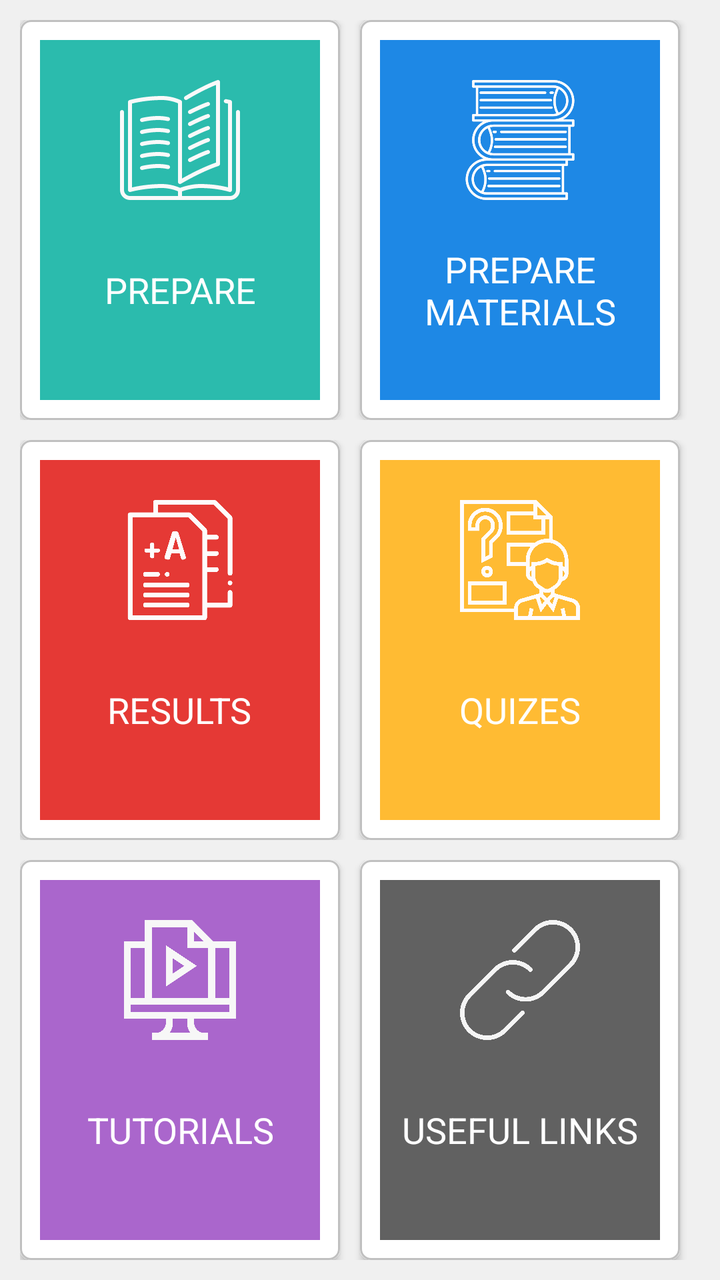
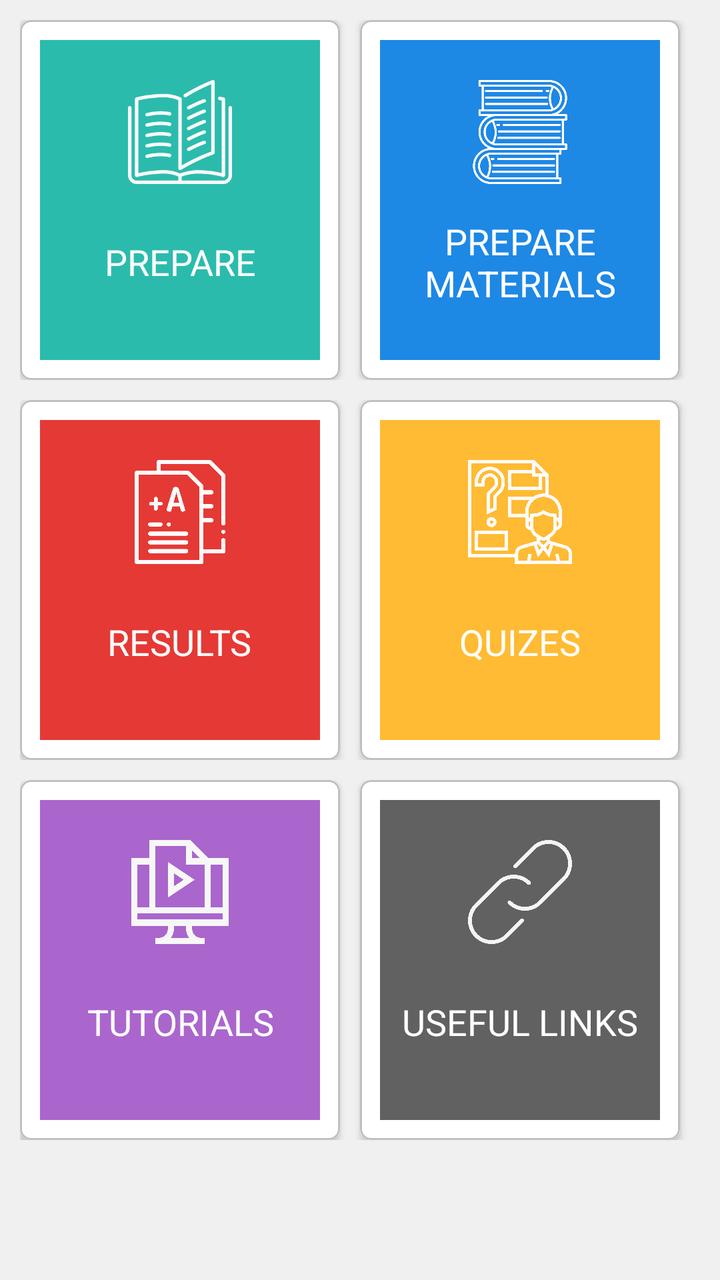

The first picture is an Android layout as it rendered before a commit; the second is the same layout after the commit. The layout source and the unified diff follow.
<!-- AndroidManifest.xml: application theme AppTheme -->
<!-- res/layout/dashboard_fragment.xml -->
<?xml version="1.0" encoding="utf-8"?>
<LinearLayout xmlns:android="http://schemas.android.com/apk/res/android"
    xmlns:app="http://schemas.android.com/apk/res-auto"
    android:layout_width="match_parent"
    android:layout_height="match_parent"
    android:background="@color/lightgrey"
    android:orientation="vertical">

    <LinearLayout
        android:layout_width="match_parent"
        android:layout_height="0dp"
        android:layout_marginLeft="10dp"
        android:layout_marginTop="10dp"
        android:layout_marginRight="10dp"
        android:layout_weight="0.33"
        android:orientation="horizontal">

        <android.support.v7.widget.CardView
            android:id="@+id/prepare"
            android:layout_width="0dp"
            android:layout_height="match_parent"
            android:layout_marginEnd="10dp"
            android:layout_weight="0.5"
            android:elevation="0dp"
            app:cardCornerRadius="5dp">

            <LinearLayout
                android:layout_width="match_parent"
                android:layout_height="match_parent"
                android:layout_weight="0.5"
                android:background="@layout/linearlayout_border_dashboard"
                android:orientation="vertical"
                android:padding="10dp">

                <LinearLayout
                    android:layout_width="match_parent"
                    android:layout_height="match_parent"
                    android:background="#2BBBAD"
                    android:orientation="vertical"
                    android:paddingTop="20dp"
                    android:paddingLeft="10dp"
                    android:paddingRight="10dp"
                    android:paddingBottom="10dp">

                    <ImageView
                        android:layout_width="100dp"
                        android:layout_height="0dp"
                        android:layout_gravity="center_horizontal"
                        android:layout_weight="0.4"
                        android:src="@drawable/ic_001_open_book" />

                    <TextView
                        android:layout_width="wrap_content"
                        android:layout_height="0dp"
                        android:layout_weight="0.6"
                        android:gravity="center"
                        android:layout_gravity="center_horizontal"
                        android:text="PREPARE"
                        android:textColor="@color/white"
                        android:textSize="18sp" />
                </LinearLayout>
            </LinearLayout>
        </android.support.v7.widget.CardView>

        <android.support.v7.widget.CardView
            android:id="@+id/prep_materials"
            android:layout_width="0dp"
            android:layout_height="match_parent"
            android:layout_marginEnd="10dp"
            android:layout_weight="0.5"
            android:elevation="0dp"
            app:cardCornerRadius="5dp">

            <LinearLayout
                android:layout_width="match_parent"
                android:layout_height="match_parent"
                android:layout_weight="0.5"
                android:background="@layout/linearlayout_border_dashboard"
                android:orientation="vertical"
                android:padding="10dp">

                <LinearLayout
                    android:layout_width="match_parent"
                    android:layout_height="match_parent"
                    android:background="#1e88e5"
                    android:orientation="vertical"
                    android:paddingTop="20dp"
                    android:paddingLeft="10dp"
                    android:paddingRight="10dp"
                    android:paddingBottom="10dp">

                    <ImageView
                        android:layout_width="100dp"
                        android:layout_height="0dp"
                        android:layout_gravity="center_horizontal"
                        android:layout_weight="0.4"
                        android:src="@drawable/ic_002_stack_of_three_books" />

                    <TextView
                        android:layout_width="wrap_content"
                        android:layout_height="0dp"
                        android:layout_weight="0.6"
                        android:gravity="center"
                        android:layout_gravity="center_horizontal"
                        android:text="PREPARE MATERIALS"
                        android:textColor="@color/white"
                        android:textSize="18sp" />
                </LinearLayout>
            </LinearLayout>
        </android.support.v7.widget.CardView>
    </LinearLayout>

    <LinearLayout
        android:layout_width="match_parent"
        android:layout_height="0dp"
        android:layout_marginLeft="10dp"
        android:layout_marginTop="10dp"
        android:layout_marginRight="10dp"
        android:layout_weight="0.33">
        <android.support.v7.widget.CardView
            android:id="@+id/results"
            android:layout_width="0dp"
            android:layout_height="match_parent"
            android:layout_marginEnd="10dp"
            android:layout_weight="0.5"
            android:elevation="0dp"
            app:cardCornerRadius="5dp">

            <LinearLayout
                android:layout_width="match_parent"
                android:layout_height="match_parent"
                android:layout_weight="0.5"
                android:background="@layout/linearlayout_border_dashboard"
                android:orientation="vertical"
                android:padding="10dp">

                <LinearLayout
                    android:layout_width="match_parent"
                    android:layout_height="match_parent"
                    android:background="#e53935"
                    android:orientation="vertical"
                    android:paddingTop="20dp"
                    android:paddingLeft="10dp"
                    android:paddingRight="10dp"
                    android:paddingBottom="10dp">

                    <ImageView
                        android:layout_width="100dp"
                        android:layout_height="0dp"
                        android:layout_gravity="center_horizontal"
                        android:layout_weight="0.4"
                        android:src="@drawable/ic_003_exam" />

                    <TextView
                        android:layout_width="wrap_content"
                        android:layout_height="0dp"
                        android:layout_weight="0.6"
                        android:gravity="center"
                        android:layout_gravity="center_horizontal"
                        android:text="RESULTS"
                        android:textColor="@color/white"
                        android:textSize="18sp" />
                </LinearLayout>
            </LinearLayout>
        </android.support.v7.widget.CardView>

        <android.support.v7.widget.CardView
            android:id="@+id/quizes"
            android:layout_width="0dp"
            android:layout_height="match_parent"
            android:layout_marginEnd="10dp"
            android:layout_weight="0.5"
            android:elevation="0dp"
            app:cardCornerRadius="5dp">

            <LinearLayout
                android:layout_width="match_parent"
                android:layout_height="match_parent"
                android:layout_weight="0.5"
                android:background="@layout/linearlayout_border_dashboard"
                android:orientation="vertical"
                android:padding="10dp">

                <LinearLayout
                    android:layout_width="match_parent"
                    android:layout_height="match_parent"
                    android:background="#ffbb33"
                    android:orientation="vertical"
                    android:paddingTop="20dp"
                    android:paddingLeft="10dp"
                    android:paddingRight="10dp"
                    android:paddingBottom="10dp">

                    <ImageView
                        android:layout_width="100dp"
                        android:layout_height="0dp"
                        android:layout_gravity="center_horizontal"
                        android:layout_weight="0.4"
                        android:src="@drawable/ic_004_answer" />

                    <TextView
                        android:layout_width="wrap_content"
                        android:layout_height="0dp"
                        android:layout_weight="0.6"
                        android:gravity="center"
                        android:layout_gravity="center_horizontal"
                        android:text="QUIZES"
                        android:textColor="@color/white"
                        android:textSize="18sp" />
                </LinearLayout>
            </LinearLayout>
        </android.support.v7.widget.CardView>

    </LinearLayout>

    <LinearLayout
        android:layout_width="match_parent"
        android:layout_height="0dp"
        android:layout_marginLeft="10dp"
        android:layout_marginTop="10dp"
        android:layout_marginRight="10dp"
        android:layout_marginBottom="10dp"
        android:layout_weight="0.33">
        <android.support.v7.widget.CardView
            android:id="@+id/tutorials"
            android:layout_width="0dp"
            android:layout_height="match_parent"
            android:layout_marginEnd="10dp"
            android:layout_weight="0.5"
            android:elevation="0dp"
            app:cardCornerRadius="5dp">

            <LinearLayout
                android:layout_width="match_parent"
                android:layout_height="match_parent"
                android:layout_weight="0.5"
                android:background="@layout/linearlayout_border_dashboard"
                android:orientation="vertical"
                android:padding="10dp">

                <LinearLayout
                    android:layout_width="match_parent"
                    android:layout_height="match_parent"
                    android:background="#aa66cc"
                    android:orientation="vertical"
                    android:paddingTop="20dp"
                    android:paddingLeft="10dp"
                    android:paddingRight="10dp"
                    android:paddingBottom="10dp">

                    <ImageView
                        android:layout_width="100dp"
                        android:layout_height="0dp"
                        android:layout_gravity="center_horizontal"
                        android:layout_weight="0.4"
                        android:src="@drawable/ic_002_video_tutorial" />

                    <TextView
                        android:layout_width="wrap_content"
                        android:layout_height="0dp"
                        android:layout_weight="0.6"
                        android:gravity="center"
                        android:layout_gravity="center_horizontal"
                        android:text="TUTORIALS"
                        android:textColor="@color/white"
                        android:textSize="18sp" />
                </LinearLayout>
            </LinearLayout>
        </android.support.v7.widget.CardView>

        <android.support.v7.widget.CardView
            android:id="@+id/useful_links"
            android:layout_width="0dp"
            android:layout_height="match_parent"
            android:layout_marginEnd="10dp"
            android:layout_weight="0.5"
            android:elevation="0dp"
            app:cardCornerRadius="5dp">

            <LinearLayout
                android:layout_width="match_parent"
                android:layout_height="match_parent"
                android:layout_weight="0.5"
                android:background="@layout/linearlayout_border_dashboard"
                android:orientation="vertical"
                android:padding="10dp">

                <LinearLayout
                    android:layout_width="match_parent"
                    android:layout_height="match_parent"
                    android:background="#616161"
                    android:orientation="vertical"
                    android:paddingTop="20dp"
                    android:paddingLeft="10dp"
                    android:paddingRight="10dp"
                    android:paddingBottom="10dp">

                    <ImageView
                        android:layout_width="100dp"
                        android:layout_height="0dp"
                        android:layout_gravity="center_horizontal"
                        android:layout_weight="0.4"
                        android:src="@drawable/ic_001_unlink" />

                    <TextView
                        android:layout_width="wrap_content"
                        android:layout_height="0dp"
                        android:layout_weight="0.6"
                        android:gravity="center"
                        android:layout_gravity="center_horizontal"
                        android:text="USEFUL LINKS"
                        android:textColor="@color/white"
                        android:textSize="18sp" />
                </LinearLayout>
            </LinearLayout>
        </android.support.v7.widget.CardView>

    </LinearLayout>
</LinearLayout>
<!-- res/layout/linearlayout_border_dashboard.xml (included above) -->
<?xml version="1.0" encoding="UTF-8"?>
<shape xmlns:android="http://schemas.android.com/apk/res/android" android:shape="rectangle">
    <corners android:radius="5dp"/>
    <padding android:left="10dp" android:right="10dp" android:top="10dp" android:bottom="10dp"/>
    <stroke android:width="1dp" android:color="@color/smalldarkgrey1"/>
</shape>
<!-- resources referenced by this layout -->
<resources>
  <color name="lightgrey">#f0f0f0</color>
  <color name="smalldarkgrey1">#c0c0c0</color>
  <color name="white">#ffffff</color>
  <!-- drawable ic_001_open_book: vector/xml drawable (drawable, 5658 chars, omitted) -->
  <!-- drawable ic_001_unlink (drawable) -->
  <vector android:height="24dp" android:viewportHeight="52.974"
      android:viewportWidth="52.974" android:width="24dp" xmlns:android="http://schemas.android.com/apk/res/android">
      <path android:fillColor="#F4F4F4" android:pathData="M49.467,3.51c-4.677,-4.679 -12.291,-4.681 -16.97,0l-9.192,9.192c-0.391,0.391 -0.391,1.023 0,1.414s1.023,0.391 1.414,0l9.192,-9.192c1.88,-1.88 4.391,-2.915 7.07,-2.915c2.681,0 5.191,1.036 7.071,2.916s2.916,4.391 2.916,7.071c0,2.68 -1.036,5.19 -2.916,7.07L36.033,31.088c-3.898,3.898 -10.244,3.898 -14.143,0c-0.391,-0.391 -1.023,-0.391 -1.414,0s-0.391,1.023 0,1.414c2.34,2.339 5.412,3.509 8.485,3.509s6.146,-1.17 8.485,-3.509L49.467,20.48c2.258,-2.258 3.502,-5.271 3.502,-8.485C52.969,8.781 51.725,5.768 49.467,3.51z"/>
      <path android:fillColor="#F4F4F4" android:pathData="M26.84,40.279l-7.778,7.778c-1.88,1.88 -4.391,2.916 -7.071,2.916c-2.68,0 -5.19,-1.036 -7.071,-2.916c-3.898,-3.898 -3.898,-10.243 0,-14.142l11.314,-11.314c3.899,-3.898 10.244,-3.896 14.142,0c0.391,0.391 1.023,0.391 1.414,0s0.391,-1.023 0,-1.414c-4.677,-4.679 -12.291,-4.681 -16.97,0L3.505,32.502c-2.258,2.258 -3.501,5.271 -3.501,8.485c0,3.214 1.244,6.227 3.502,8.484s5.271,3.502 8.484,3.502c3.215,0 6.228,-1.244 8.485,-3.502l7.778,-7.778c0.391,-0.391 0.391,-1.023 0,-1.414S27.231,39.889 26.84,40.279z"/>
  </vector>
  <!-- drawable ic_002_stack_of_three_books: vector/xml drawable (drawable, 4671 chars, omitted) -->
  <!-- drawable ic_002_video_tutorial (drawable) -->
  <vector android:height="24dp" android:viewportHeight="512"
      android:viewportWidth="512" android:width="24dp" xmlns:android="http://schemas.android.com/apk/res/android">
      <path android:fillColor="#F7F7F7" android:pathData="m301.039,482h-90.078c9.438,-12.543 15.039,-28.129 15.039,-45v-15h60v15c0,16.871 5.602,32.457 15.039,45zM466,332h-60v-212h60zM354.785,90h-38.785v-38.785zM136,30h150v90h90v212h-240zM106,120v212h-60v-212zM46,362h420v30h-420zM496,422v-332h-98.789c-13.621,-13.621 -68.75,-68.762 -89.992,-90h-201.219v90h-90v332h180v15c0,24.809 -20.191,45 -45,45h-15v30h240v-30h-15c-24.809,0 -45,-20.191 -45,-45v-15zM496,422"/>
      <path android:fillColor="#F7F7F7" android:pathData="m196,284.027 l132.043,-88.027 -132.043,-88.027zM226,164.027 L273.957,196 226,227.973zM226,164.027"/>
  </vector>
  <!-- drawable ic_003_exam: vector/xml drawable (drawable, 2955 chars, omitted) -->
  <!-- drawable ic_004_answer: vector/xml drawable (drawable, 3046 chars, omitted) -->
  <style name="AppTheme" parent="Theme.AppCompat.Light.NoActionBar">
          
          <item name="colorPrimary">@color/colorPrimary</item>
          <item name="colorPrimaryDark">@color/colorPrimaryDark</item>
          <item name="colorAccent">@color/colorAccent</item>
      </style>
  <color name="colorPrimary">#00acee</color>
  <color name="colorPrimaryDark">#00acee</color>
  <color name="colorAccent">#D81B60</color>
</resources>

<!-- the commit's change to res/layout/dashboard_fragment.xml (unified diff, before → after) -->
@@ -1,18 +1,20 @@
 <?xml version="1.0" encoding="utf-8"?>
-<LinearLayout xmlns:android="http://schemas.android.com/apk/res/android"
+<android.support.v4.widget.NestedScrollView xmlns:android="http://schemas.android.com/apk/res/android"
     xmlns:app="http://schemas.android.com/apk/res-auto"
     android:layout_width="match_parent"
     android:layout_height="match_parent"
     android:background="@color/lightgrey"
     android:orientation="vertical">
-
     <LinearLayout
         android:layout_width="match_parent"
-        android:layout_height="0dp"
+        android:layout_height="wrap_content"
+        android:orientation="vertical">
+    <LinearLayout
+        android:layout_width="match_parent"
+        android:layout_height="180dp"
         android:layout_marginLeft="10dp"
         android:layout_marginTop="10dp"
         android:layout_marginRight="10dp"
-        android:layout_weight="0.33"
         android:orientation="horizontal">
 
         <android.support.v7.widget.CardView
@@ -112,99 +114,201 @@
 
     <LinearLayout
         android:layout_width="match_parent"
-        android:layout_height="0dp"
+        android:layout_height="180dp"
+        android:layout_marginLeft="10dp"
+        android:layout_marginTop="10dp"
+        android:layout_marginRight="10dp">
+        <android.support.v7.widget.CardView
+            android:id="@+id/results"
+            android:layout_width="0dp"
+            android:layout_height="match_parent"
+            android:layout_marginEnd="10dp"
+            android:layout_weight="0.5"
+            android:elevation="0dp"
+            app:cardCornerRadius="5dp">
+
+            <LinearLayout
+                android:layout_width="match_parent"
+                android:layout_height="match_parent"
+                android:layout_weight="0.5"
+                android:background="@layout/linearlayout_border_dashboard"
+                android:orientation="vertical"
+                android:padding="10dp">
+
+                <LinearLayout
+                    android:layout_width="match_parent"
+                    android:layout_height="match_parent"
+                    android:background="#e53935"
+                    android:orientation="vertical"
+                    android:paddingTop="20dp"
+                    android:paddingLeft="10dp"
+                    android:paddingRight="10dp"
+                    android:paddingBottom="10dp">
+
+                    <ImageView
+                        android:layout_width="100dp"
+                        android:layout_height="0dp"
+                        android:layout_gravity="center_horizontal"
+                        android:layout_weight="0.4"
+                        android:src="@drawable/ic_003_exam" />
+
+                    <TextView
+                        android:layout_width="wrap_content"
+                        android:layout_height="0dp"
+                        android:layout_weight="0.6"
+                        android:gravity="center"
+                        android:layout_gravity="center_horizontal"
+                        android:text="RESULTS"
+                        android:textColor="@color/white"
+                        android:textSize="18sp" />
+                </LinearLayout>
+            </LinearLayout>
+        </android.support.v7.widget.CardView>
+
+        <android.support.v7.widget.CardView
+            android:id="@+id/quizes"
+            android:layout_width="0dp"
+            android:layout_height="match_parent"
+            android:layout_marginEnd="10dp"
+            android:layout_weight="0.5"
+            android:elevation="0dp"
+            app:cardCornerRadius="5dp">
+
+            <LinearLayout
+                android:layout_width="match_parent"
+                android:layout_height="match_parent"
+                android:layout_weight="0.5"
+                android:background="@layout/linearlayout_border_dashboard"
+                android:orientation="vertical"
+                android:padding="10dp">
+
+                <LinearLayout
+                    android:layout_width="match_parent"
+                    android:layout_height="match_parent"
+                    android:background="#ffbb33"
+                    android:orientation="vertical"
+                    android:paddingTop="20dp"
+                    android:paddingLeft="10dp"
+                    android:paddingRight="10dp"
+                    android:paddingBottom="10dp">
+
+                    <ImageView
+                        android:layout_width="100dp"
+                        android:layout_height="0dp"
+                        android:layout_gravity="center_horizontal"
+                        android:layout_weight="0.4"
+                        android:src="@drawable/ic_004_answer" />
+
+                    <TextView
+                        android:layout_width="wrap_content"
+                        android:layout_height="0dp"
+                        android:layout_weight="0.6"
+                        android:gravity="center"
+                        android:layout_gravity="center_horizontal"
+                        android:text="QUIZES"
+                        android:textColor="@color/white"
+                        android:textSize="18sp" />
+                </LinearLayout>
+            </LinearLayout>
+        </android.support.v7.widget.CardView>
+
+    </LinearLayout>
+
+    <LinearLayout
+        android:layout_width="match_parent"
+        android:layout_height="180dp"
         android:layout_marginLeft="10dp"
         android:layout_marginTop="10dp"
         android:layout_marginRight="10dp"
-        android:layout_weight="0.33">
-        <android.support.v7.widget.CardView
-            android:id="@+id/results"
-            android:layout_width="0dp"
-            android:layout_height="match_parent"
-            android:layout_marginEnd="10dp"
-            android:layout_weight="0.5"
-            android:elevation="0dp"
-            app:cardCornerRadius="5dp">
-
-            <LinearLayout
-                android:layout_width="match_parent"
-                android:layout_height="match_parent"
-                android:layout_weight="0.5"
-                android:background="@layout/linearlayout_border_dashboard"
-                android:orientation="vertical"
-                android:padding="10dp">
-
-                <LinearLayout
-                    android:layout_width="match_parent"
-                    android:layout_height="match_parent"
-                    android:background="#e53935"
-                    android:orientation="vertical"
-                    android:paddingTop="20dp"
-                    android:paddingLeft="10dp"
-                    android:paddingRight="10dp"
-                    android:paddingBottom="10dp">
-
-                    <ImageView
-                        android:layout_width="100dp"
-                        android:layout_height="0dp"
-                        android:layout_gravity="center_horizontal"
-                        android:layout_weight="0.4"
-                        android:src="@drawable/ic_003_exam" />
-
-                    <TextView
-                        android:layout_width="wrap_content"
-                        android:layout_height="0dp"
-                        android:layout_weight="0.6"
-                        android:gravity="center"
-                        android:layout_gravity="center_horizontal"
-                        android:text="RESULTS"
-                        android:textColor="@color/white"
-                        android:textSize="18sp" />
-                </LinearLayout>
-            </LinearLayout>
-        </android.support.v7.widget.CardView>
-
-        <android.support.v7.widget.CardView
-            android:id="@+id/quizes"
-            android:layout_width="0dp"
-            android:layout_height="match_parent"
-            android:layout_marginEnd="10dp"
-            android:layout_weight="0.5"
-            android:elevation="0dp"
-            app:cardCornerRadius="5dp">
-
-            <LinearLayout
-                android:layout_width="match_parent"
-                android:layout_height="match_parent"
-                android:layout_weight="0.5"
-                android:background="@layout/linearlayout_border_dashboard"
-                android:orientation="vertical"
-                android:padding="10dp">
-
-                <LinearLayout
-                    android:layout_width="match_parent"
-                    android:layout_height="match_parent"
-                    android:background="#ffbb33"
-                    android:orientation="vertical"
-                    android:paddingTop="20dp"
-                    android:paddingLeft="10dp"
-                    android:paddingRight="10dp"
-                    android:paddingBottom="10dp">
-
-                    <ImageView
-                        android:layout_width="100dp"
-                        android:layout_height="0dp"
-                        android:layout_gravity="center_horizontal"
-                        android:layout_weight="0.4"
-                        android:src="@drawable/ic_004_answer" />
-
-                    <TextView
-                        android:layout_width="wrap_content"
-                        android:layout_height="0dp"
-                        android:layout_weight="0.6"
-                        android:gravity="center"
-                        android:layout_gravity="center_horizontal"
-                        android:text="QUIZES"
+        android:layout_marginBottom="10dp">
+        <android.support.v7.widget.CardView
+            android:id="@+id/tutorials"
+            android:layout_width="0dp"
+            android:layout_height="match_parent"
+            android:layout_marginEnd="10dp"
+            android:layout_weight="0.5"
+            android:elevation="0dp"
+            app:cardCornerRadius="5dp">
+
+            <LinearLayout
+                android:layout_width="match_parent"
+                android:layout_height="match_parent"
+                android:layout_weight="0.5"
+                android:background="@layout/linearlayout_border_dashboard"
+                android:orientation="vertical"
+                android:padding="10dp">
+
+                <LinearLayout
+                    android:layout_width="match_parent"
+                    android:layout_height="match_parent"
+                    android:background="#aa66cc"
+                    android:orientation="vertical"
+                    android:paddingTop="20dp"
+                    android:paddingLeft="10dp"
+                    android:paddingRight="10dp"
+                    android:paddingBottom="10dp">
+
+                    <ImageView
+                        android:layout_width="100dp"
+                        android:layout_height="0dp"
+                        android:layout_gravity="center_horizontal"
+                        android:layout_weight="0.4"
+                        android:src="@drawable/ic_002_video_tutorial" />
+
+                    <TextView
+                        android:layout_width="wrap_content"
+                        android:layout_height="0dp"
+                        android:layout_weight="0.6"
+                        android:gravity="center"
+                        android:layout_gravity="center_horizontal"
+                        android:text="TUTORIALS"
+                        android:textColor="@color/white"
+                        android:textSize="18sp" />
+                </LinearLayout>
+            </LinearLayout>
+        </android.support.v7.widget.CardView>
+
+        <android.support.v7.widget.CardView
+            android:id="@+id/useful_links"
+            android:layout_width="0dp"
+            android:layout_height="match_parent"
+            android:layout_marginEnd="10dp"
+            android:layout_weight="0.5"
+            android:elevation="0dp"
+            app:cardCornerRadius="5dp">
+
+            <LinearLayout
+                android:layout_width="match_parent"
+                android:layout_height="match_parent"
+                android:layout_weight="0.5"
+                android:background="@layout/linearlayout_border_dashboard"
+                android:orientation="vertical"
+                android:padding="10dp">
+
+                <LinearLayout
+                    android:layout_width="match_parent"
+                    android:layout_height="match_parent"
+                    android:background="#616161"
+                    android:orientation="vertical"
+                    android:paddingTop="20dp"
+                    android:paddingLeft="10dp"
+                    android:paddingRight="10dp"
+                    android:paddingBottom="10dp">
+
+                    <ImageView
+                        android:layout_width="100dp"
+                        android:layout_height="0dp"
+                        android:layout_gravity="center_horizontal"
+                        android:layout_weight="0.4"
+                        android:src="@drawable/ic_001_unlink" />
+
+                    <TextView
+                        android:layout_width="wrap_content"
+                        android:layout_height="0dp"
+                        android:layout_weight="0.6"
+                        android:gravity="center"
+                        android:layout_gravity="center_horizontal"
+                        android:text="USEFUL LINKS"
                         android:textColor="@color/white"
                         android:textSize="18sp" />
                 </LinearLayout>
@@ -212,111 +316,8 @@
         </android.support.v7.widget.CardView>
 
     </LinearLayout>
-
-    <LinearLayout
-        android:layout_width="match_parent"
-        android:layout_height="0dp"
-        android:layout_marginLeft="10dp"
-        android:layout_marginTop="10dp"
-        android:layout_marginRight="10dp"
-        android:layout_marginBottom="10dp"
-        android:layout_weight="0.33">
-        <android.support.v7.widget.CardView
-            android:id="@+id/tutorials"
-            android:layout_width="0dp"
-            android:layout_height="match_parent"
-            android:layout_marginEnd="10dp"
-            android:layout_weight="0.5"
-            android:elevation="0dp"
-            app:cardCornerRadius="5dp">
-
-            <LinearLayout
-                android:layout_width="match_parent"
-                android:layout_height="match_parent"
-                android:layout_weight="0.5"
-                android:background="@layout/linearlayout_border_dashboard"
-                android:orientation="vertical"
-                android:padding="10dp">
-
-                <LinearLayout
-                    android:layout_width="match_parent"
-                    android:layout_height="match_parent"
-                    android:background="#aa66cc"
-                    android:orientation="vertical"
-                    android:paddingTop="20dp"
-                    android:paddingLeft="10dp"
-                    android:paddingRight="10dp"
-                    android:paddingBottom="10dp">
-
-                    <ImageView
-                        android:layout_width="100dp"
-                        android:layout_height="0dp"
-                        android:layout_gravity="center_horizontal"
-                        android:layout_weight="0.4"
-                        android:src="@drawable/ic_002_video_tutorial" />
-
-                    <TextView
-                        android:layout_width="wrap_content"
-                        android:layout_height="0dp"
-                        android:layout_weight="0.6"
-                        android:gravity="center"
-                        android:layout_gravity="center_horizontal"
-                        android:text="TUTORIALS"
-                        android:textColor="@color/white"
-                        android:textSize="18sp" />
-                </LinearLayout>
-            </LinearLayout>
-        </android.support.v7.widget.CardView>
-
-        <android.support.v7.widget.CardView
-            android:id="@+id/useful_links"
-            android:layout_width="0dp"
-            android:layout_height="match_parent"
-            android:layout_marginEnd="10dp"
-            android:layout_weight="0.5"
-            android:elevation="0dp"
-            app:cardCornerRadius="5dp">
-
-            <LinearLayout
-                android:layout_width="match_parent"
-                android:layout_height="match_parent"
-                android:layout_weight="0.5"
-                android:background="@layout/linearlayout_border_dashboard"
-                android:orientation="vertical"
-                android:padding="10dp">
-
-                <LinearLayout
-                    android:layout_width="match_parent"
-                    android:layout_height="match_parent"
-                    android:background="#616161"
-                    android:orientation="vertical"
-                    android:paddingTop="20dp"
-                    android:paddingLeft="10dp"
-                    android:paddingRight="10dp"
-                    android:paddingBottom="10dp">
-
-                    <ImageView
-                        android:layout_width="100dp"
-                        android:layout_height="0dp"
-                        android:layout_gravity="center_horizontal"
-                        android:layout_weight="0.4"
-                        android:src="@drawable/ic_001_unlink" />
-
-                    <TextView
-                        android:layout_width="wrap_content"
-                        android:layout_height="0dp"
-                        android:layout_weight="0.6"
-                        android:gravity="center"
-                        android:layout_gravity="center_horizontal"
-                        android:text="USEFUL LINKS"
-                        android:textColor="@color/white"
-                        android:textSize="18sp" />
-                </LinearLayout>
-            </LinearLayout>
-        </android.support.v7.widget.CardView>
-
     </LinearLayout>
-</LinearLayout>
+</android.support.v4.widget.NestedScrollView>
 <!-- res/layout/linearlayout_border_dashboard.xml (included above) -->
 <?xml version="1.0" encoding="UTF-8"?>
 <shape xmlns:android="http://schemas.android.com/apk/res/android" android:shape="rectangle">
